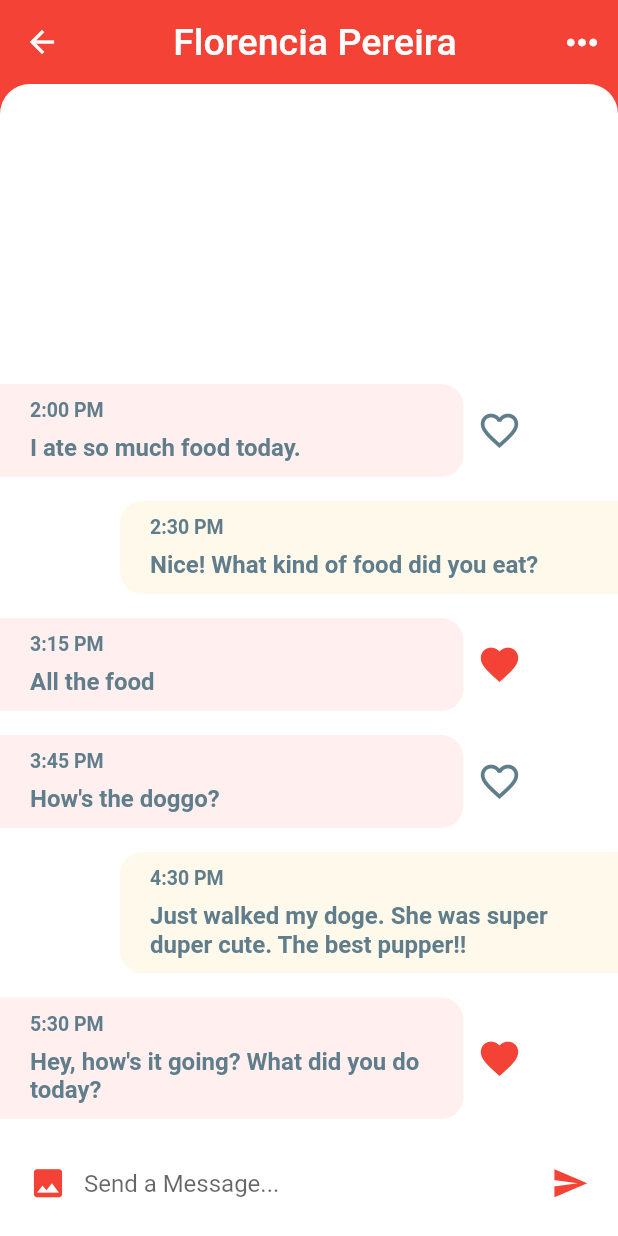
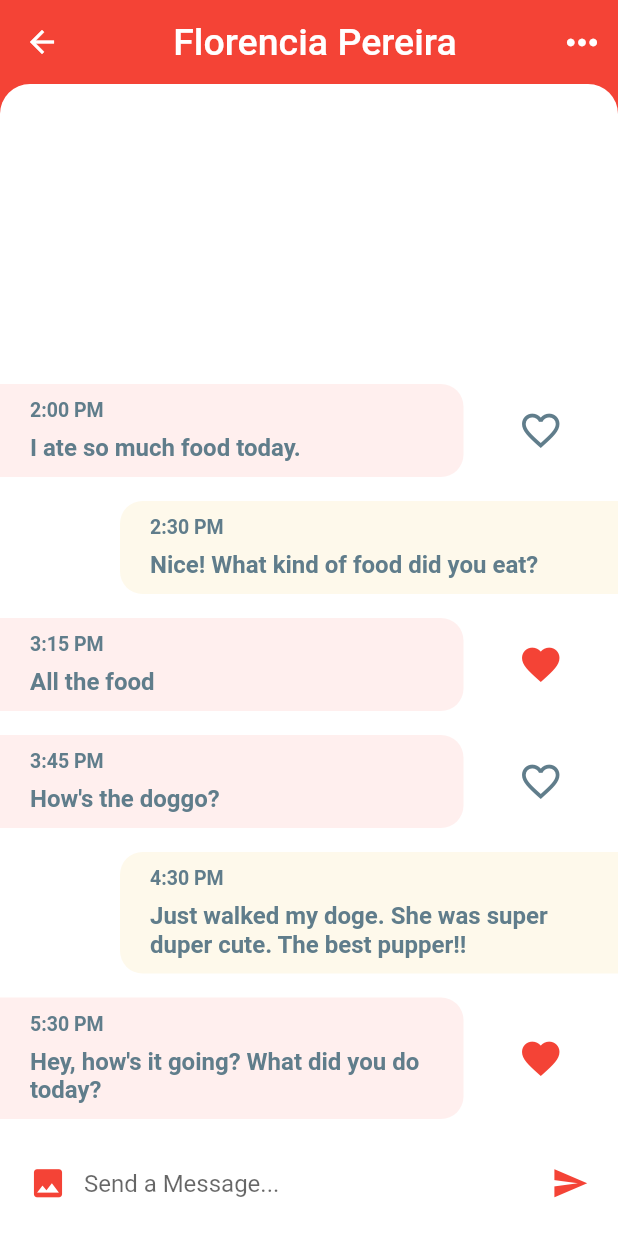
Before and after one commit to AbeOrigin/Flutter_Chat_Demo, a Flutter app: the screen it shows after launch, after a tap on "Florencia Pereira", on a phone screen of 412 x 824 dp. Run offline on Flutter 3.47's test engine with Material 2 defaults, Android fonts, the phone set to English and light mode, and no system bars.

Commit message:
Centering heart in container

```diff
--- a/lib/screens/chat_screen_screen.dart
+++ b/lib/screens/chat_screen_screen.dart
@@ -64,7 +64,8 @@ class _ChatScreenState extends State<ChatScreen> {
     return Row(
       children: <Widget>[
         msg,
-        IconButton(
+        Expanded(
+          child: IconButton(
             icon: message.isLiked
                 ? Icon(Icons.favorite)
                 : Icon(Icons.favorite_border),
@@ -73,6 +74,7 @@ class _ChatScreenState extends State<ChatScreen> {
                 ? Theme.of(context).primaryColor
                 : Colors.blueGrey,
             onPressed: () {},
+          ),
         ),
       ],
     );
```
Lines whose indentation alone changed are shown as unchanged.
